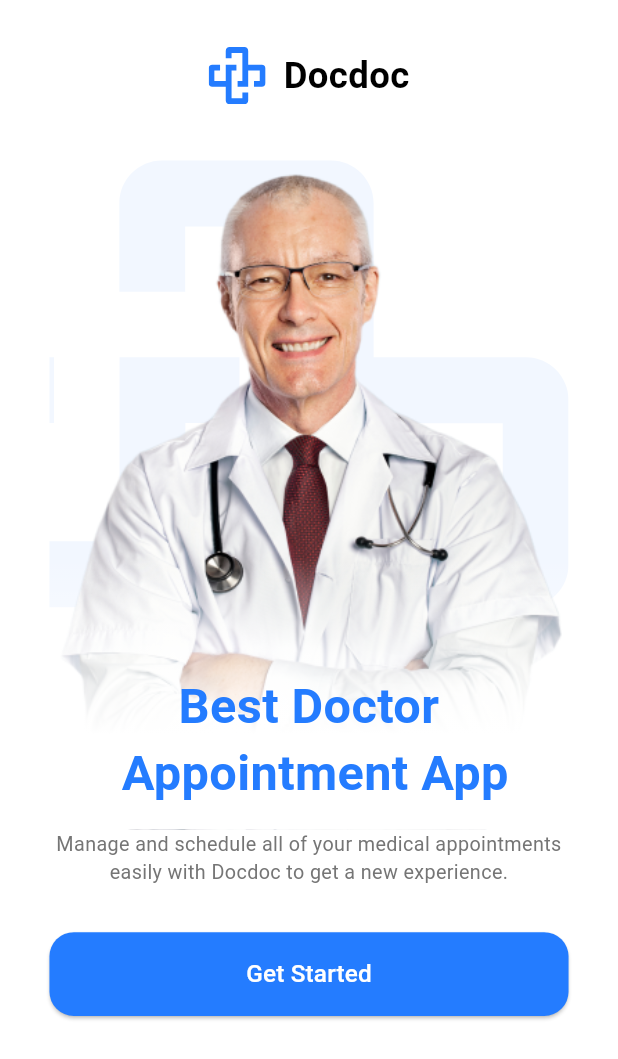
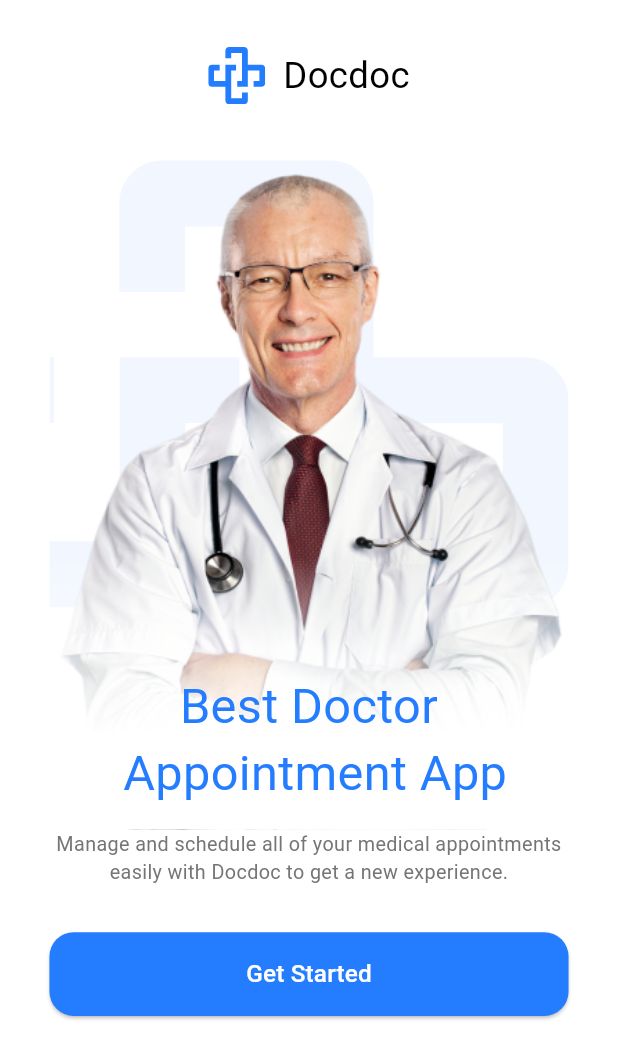
Before and after one commit to elaraby22/docdoc_app, a Flutter app: the screen it shows after launch, on a phone screen of 412 x 824 dp. Shown: the top 1059 px of the screen. Run offline on Flutter 3.47's test engine with Material 3 defaults, Android fonts, the phone set to English and light mode, and no system bars; our stand-ins replace flutter_screenutil, flutter_svg, freezed_annotation.

```diff
--- a/lib/core/theming/colors.dart
+++ b/lib/core/theming/colors.dart
@@ -2,5 +2,9 @@ import 'dart:ui';
 
 class ColorsManager {
   static const Color primaryColor = Color(0xFF247CFF);
+  static const Color darkBlue = Color(0xFF242424);
   static const Color grey = Color(0xFF757575);
+  static const Color lightGrey = Color(0xFFC2C2C2);
+  static const Color lighterGrey = Color(0xFFEDEDED);
+  static const Color moreLightGrey = Color(0xFFFDFDFF);
 }
--- a/lib/core/theming/styles.dart
+++ b/lib/core/theming/styles.dart
@@ -1,22 +1,70 @@
+import 'package:curely_app/core/theming/font_weight_helper.dart';
 import 'package:flutter/material.dart';
 import 'package:flutter_screenutil/flutter_screenutil.dart';
 
 import 'colors.dart';
 
 class TextStyles {
-  static TextStyle font24Black700Weight = TextStyle(
-      fontSize: 24.sp, fontWeight: FontWeight.w700, color: Colors.black);
+  static TextStyle font24BlackBold = TextStyle(
+      fontSize: 24.sp, fontWeight: FontWeightHelper.bold, color: Colors.black);
 
   static TextStyle font32BlueBold = TextStyle(
       fontSize: 32.sp,
-      fontWeight: FontWeight.bold,
+      fontWeight: FontWeightHelper.bold,
       color: ColorsManager.primaryColor);
 
-  static TextStyle font13GreyLNormal = TextStyle(
+  static TextStyle font24BlueBold = TextStyle(
+      fontSize: 24.sp,
+      fontWeight: FontWeightHelper.bold,
+      color: ColorsManager.primaryColor);
+
+  static TextStyle font13GreyRegular = TextStyle(
       fontSize: 13.sp,
-      fontWeight: FontWeight.normal,
+      fontWeight: FontWeightHelper.regular,
       color: ColorsManager.grey);
 
-  static TextStyle font16WightSemiBold = TextStyle(
-      fontSize: 16.sp, fontWeight: FontWeight.w500, color: Colors.white);
+  static TextStyle font13BlueRegular = TextStyle(
+      fontSize: 13.sp,
+      fontWeight: FontWeightHelper.regular,
+      color: ColorsManager.primaryColor);
+
+  static TextStyle font13DarkBlueRegular = TextStyle(
+      fontSize: 13.sp,
+      fontWeight: FontWeightHelper.regular,
+      color: ColorsManager.darkBlue);
+
+  static TextStyle font14GreyRegular = TextStyle(
+      fontSize: 14.sp,
+      fontWeight: FontWeightHelper.regular,
+      color: ColorsManager.grey);
+
+  static TextStyle font14lightGreyRegular = TextStyle(
+      fontSize: 14.sp,
+      fontWeight: FontWeightHelper.regular,
+      color: ColorsManager.lightGrey);
+
+  static TextStyle font14DarkBlueMedium = TextStyle(
+      fontSize: 14.sp,
+      fontWeight: FontWeightHelper.medium,
+      color: ColorsManager.darkBlue);
+
+  static TextStyle font13DarkBlueMedium = TextStyle(
+      fontSize: 13.sp,
+      fontWeight: FontWeightHelper.medium,
+      color: ColorsManager.darkBlue);
+
+  static TextStyle font16WhiteMedium = TextStyle(
+      fontSize: 16.sp,
+      fontWeight: FontWeightHelper.medium,
+      color: Colors.white);
+
+  static TextStyle font16WhiteSemiBold = TextStyle(
+      fontSize: 16.sp,
+      fontWeight: FontWeightHelper.semiBold,
+      color: Colors.white);
+
+  static TextStyle font13BlueSemiBold = TextStyle(
+      fontSize: 13.sp,
+      fontWeight: FontWeightHelper.semiBold,
+      color: ColorsManager.primaryColor);
 }
--- a/lib/features/onboarding/onboarding_screen.dart
+++ b/lib/features/onboarding/onboarding_screen.dart
@@ -29,7 +29,7 @@ class OnboardingScreen extends StatelessWidget {
                   children: [
                     Text(
                       'Manage and schedule all of your medical appointments easily with Docdoc to get a new experience.',
-                      style: TextStyles.font13GreyLNormal,
+                      style: TextStyles.font13GreyRegular,
                       textAlign: TextAlign.center,
                     ),
                     SizedBox(
--- a/lib/features/onboarding/widgets/doc_logo_and_name.dart
+++ b/lib/features/onboarding/widgets/doc_logo_and_name.dart
@@ -18,7 +18,7 @@ class DocLogoAndName extends StatelessWidget {
         ),
         Text(
           'Docdoc',
-          style: TextStyles.font24Black700Weight,
+          style: TextStyles.font24BlackBold,
         )
       ],
     );
--- a/lib/features/onboarding/widgets/get_started_button.dart
+++ b/lib/features/onboarding/widgets/get_started_button.dart
@@ -22,7 +22,7 @@ class GetStartedButton extends StatelessWidget {
       },
       child: Text(
         'Get Started',
-        style: TextStyles.font16WightSemiBold,
+        style: TextStyles.font16WhiteMedium,
       ),
     );
   }
```
Also changed, not shown: lib/features/login/ui/login_screen.dart (+80 -3 lines).
